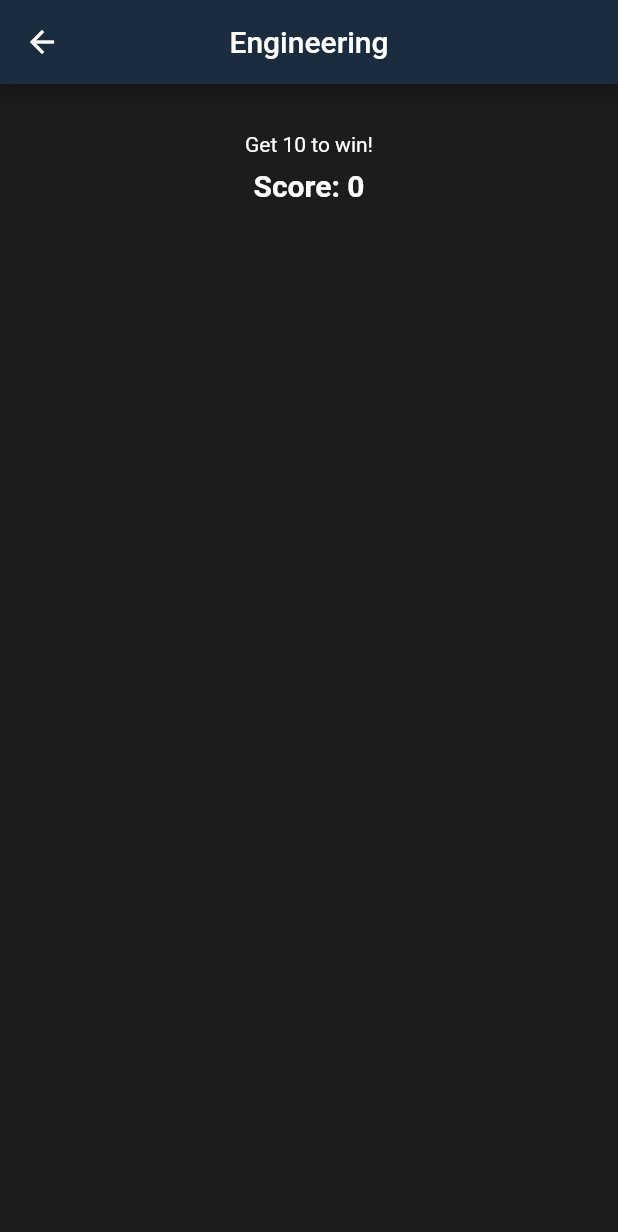
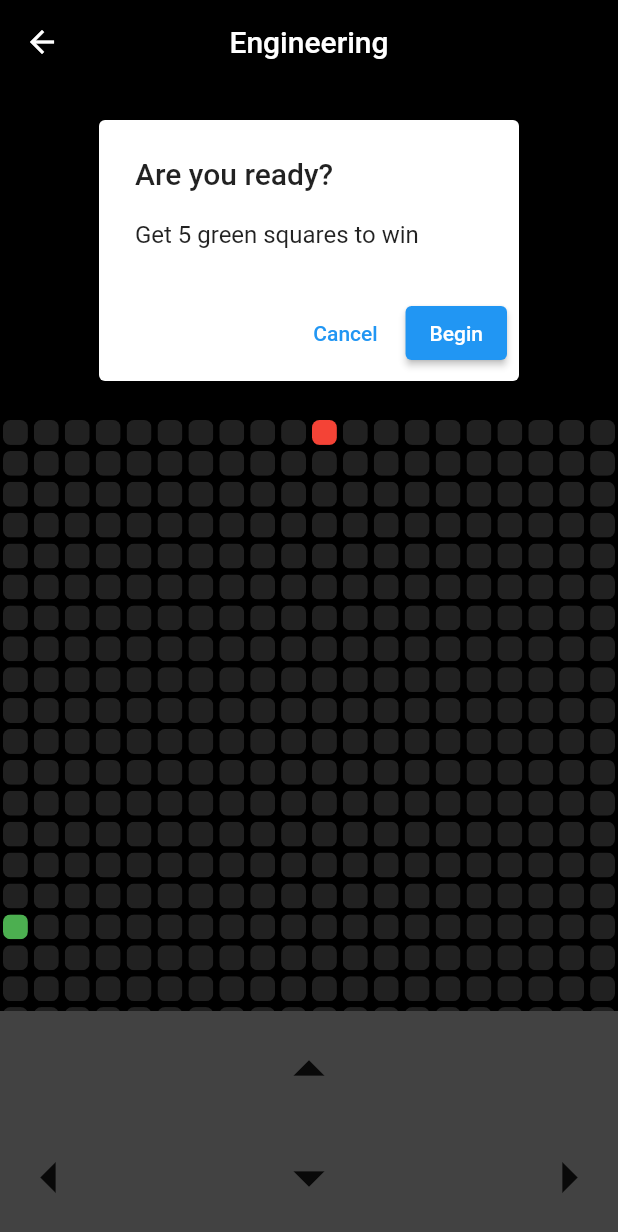
Before and after one commit to MorphewPrime/campus-battle, a Flutter app: the MyEngGame screen opened directly, on a phone screen of 412 x 824 dp. Shown: the top 1232 px of the screen. Run offline on Flutter 3.47's test engine with Material 2 defaults, Android fonts, the phone set to English and light mode, and no system bars; our stand-ins replace cloud_firestore, firebase_auth, firebase_core, font_awesome_flutter, geolocator, google_maps_flutter and 2 more; missing offline and left inert: flame, panorama, sprung; accounts and stored records are empty.

Commit message:
Made progress on engineering game
also fixed a bug with inventory and math screens

```diff
--- a/lib/main.dart
+++ b/lib/main.dart
@@ -114,11 +114,13 @@ class MyApp2 extends StatelessWidget {
         '/dragon': (context) => const DragonW(),
         '/virus': (context) => const VirusW(),
         '/football': (context) => const FootballW(),
+        '/inventory': (context) => const InventoryScreen(),
         '/enggame': (context) => const EngGame(),
         '/profile': (context) => const ProfileScreen(),
         '/friends': (context) => const FriendsScreen(),
         '/addFriend': (context) => const AddFriendScreen(),
         '/friendBattle': (context) => const FriendBattleScreen(),
+        '/mathgame': (context) => const MathGame(),
       },
     );
   }
--- a/lib/screens/game/engineering/engGame.dart
+++ b/lib/screens/game/engineering/engGame.dart
@@ -2,12 +2,14 @@
 // Creation Date: 4/9/23
 // Author: Logan Anderson
 // Brief: This file creates the engineering game
+// The grid idea and a couple other aspects
+// of this game were taken from a youtube video
+// about a space invaders game
+// -> Link: https://www.youtube.com/watch?v=8OSxUlwRDoM&list=PLlvRDpXh1Se6kipeBLiF1xByAEmxYie6J&index=11
 
+import 'package:flutter/material.dart';
 import 'dart:async';
 import 'dart:math';
-
-import 'package:flame/experimental.dart';
-import 'package:flutter/material.dart';
 
 class EngGame extends StatelessWidget {
   const EngGame({super.key});
@@ -28,13 +30,104 @@ class MyEngGame extends StatefulWidget {
 }
 
 class _MyEngGameState extends State<MyEngGame> {
-  int _score = 0; // Initialize score to zero
+  //dialogue stuff
+  bool _showDialog = true;
+  void _onBeginGamePressed() {
+    setState(() {
+      _showDialog = false;
+      startGame();
+    });
+    startGame();
+  }
 
-  //increases the user's score
-  void _incrementScore() {
+  //initializing variables
+  static int charPos = 530;
+  static int enemyPos = 10;
+  int numOfSquares = 540;
+
+  //may use these
+  static bool enemyGotHit = false;
+  static bool playerGotHit = false;
+
+  //deal with targets to capture
+  static var randomNum = Random();
+  int target = randomNum.nextInt(400) + 100;
+
+  static List<int> playerLoc = [
+    charPos,
+  ];
+
+  void generateNewTarget() {
+    target = randomNum.nextInt(400) + 100;
+  }
+
+  //everything that should happen upon start
+  void startGame() {
+    charPos = 530;
+    const duration = const Duration(milliseconds: 700);
+    Timer.periodic(duration, (timer) {
+      enemyMoves();
+    });
+  }
+
+  //movement of characters code
+  String direction = 'left';
+  void enemyMoves() {
     setState(() {
-      _score++;
+      if ((enemyPos - 1) % 20 == 0) {
+        direction = 'right';
+      } else if ((enemyPos + 2) % 20 == 0) {
+        direction = 'left';
+      }
+
+      if (direction == 'right') {
+        enemyPos += 1;
+      } else {
+        enemyPos -= 1;
+      }
     });
+  }
+
+  void moveLeft() {
+    setState(() {
+      charPos -= 1;
+    });
+  }
+
+  void moveRight() {
+    setState(() {
+      charPos += 1;
+    });
+  }
+
+  void moveUp() {
+    setState(() {
+      charPos -= 20;
+    });
+  }
+
+  void moveDown() {
+    setState(() {
+      charPos += 20;
+    });
+  }
+
+  Widget _buildDialog(BuildContext context) {
+    return AlertDialog(
+      title: const Text('Are you ready?'),
+      elevation: 1,
+      content: const Text('Get 5 green squares to win'),
+      actions: <Widget>[
+        TextButton(
+          onPressed: () => Navigator.pop(context),
+          child: const Text('Cancel'),
+        ),
+        ElevatedButton(
+          onPressed: _onBeginGamePressed,
+          child: const Text('Begin'),
+        ),
+      ],
+    );
   }
 
   @override
@@ -48,39 +141,117 @@ class _MyEngGameState extends State<MyEngGame> {
             Navigator.pop(context);
           },
         ),
-        backgroundColor: Color.fromARGB(255, 26, 44, 61),
+        backgroundColor: Color.fromARGB(255, 0, 0, 0),
       ),
-      backgroundColor: Color.fromARGB(255, 29, 28, 28),
-      body: Column(
-        children: [
-          Padding(
-            padding: const EdgeInsets.all(24.0),
+      backgroundColor: Colors.black,
+      body: SafeArea(
         child: Column(
-              children: [
-                Padding(
-                  padding: const EdgeInsets.all(8.0),
-                  child: Text(
-                    "Get 10 to win!",
-                    style: TextStyle(color: Colors.white),
-                  ),
-                ),
-                Container(
-                  child: Center(
-                    child: Text(
-                      'Score: $_score',
-                      style: TextStyle(
+          children: <Widget>[
+            if (_showDialog) _buildDialog(context),
+            Flexible(
+              child: GridView.builder(
+                physics: NeverScrollableScrollPhysics(),
+                itemCount: numOfSquares,
+                gridDelegate: const SliverGridDelegateWithFixedCrossAxisCount(
+                    crossAxisCount: 20),
+                itemBuilder: (BuildContext context, int index) {
+                  if (index == charPos) {
+                    //if the player square, color white
+                    return Center(
+                      child: Container(
+                        padding: EdgeInsets.all(2),
+                        child: ClipRRect(
+                          borderRadius: BorderRadius.circular(5),
+                          child: Container(
                             color: Colors.white,
-                        fontSize: 20.0,
-                        fontWeight: FontWeight.bold,
                           ),
                         ),
                       ),
+                    );
+                  }
+                  if (index == enemyPos) {
+                    return Container(
+                      padding: EdgeInsets.all(2),
+                      child: ClipRRect(
+                        borderRadius: BorderRadius.circular(5),
+                        child: Container(color: Colors.red),
+                      ),
+                    );
+                  } else if (index == target) {
+                    //if its the target square
+                    return Container(
+                      padding: EdgeInsets.all(2),
+                      child: ClipRRect(
+                          borderRadius: BorderRadius.circular(5),
+                          child: Container(color: Colors.green)),
+                    );
+                  } else {
+                    //if its just a square
+                    return Container(
+                      padding: EdgeInsets.all(2),
+                      child: ClipRRect(
+                          borderRadius: BorderRadius.circular(5),
+                          child: Container(color: Colors.grey[900])),
+                    );
+                  }
+                },
+              ),
+            ),
+            //controls
+            Container(
+              height: 150,
+              color: Colors.grey[800],
+              child: Column(
+                mainAxisAlignment: MainAxisAlignment.spaceEvenly,
+                children: <Widget>[
+                  Row(
+                    mainAxisAlignment: MainAxisAlignment.center,
+                    children: <Widget>[
+                      IconButton(
+                        onPressed: () {
+                          // Handle up arrow button press
+                          moveUp();
+                        },
+                        icon: Icon(Icons.arrow_drop_up),
+                        iconSize: 50,
+                      ),
+                    ],
+                  ),
+                  Row(
+                    mainAxisAlignment: MainAxisAlignment.spaceBetween,
+                    children: <Widget>[
+                      IconButton(
+                        onPressed: () {
+                          // Handle left arrow button press
+                          moveLeft();
+                        },
+                        icon: Icon(Icons.arrow_left),
+                        iconSize: 50,
+                      ),
+                      IconButton(
+                        onPressed: () {
+                          // Handle down arrow button press
+                          moveDown();
+                        },
+                        icon: Icon(Icons.arrow_drop_down),
+                        iconSize: 50,
+                      ),
+                      IconButton(
+                        onPressed: () {
+                          // Handle right arrow button press
+                          moveRight();
+                        },
+                        icon: Icon(Icons.arrow_right),
+                        iconSize: 50,
+                      ),
+                    ],
                   ),
                 ],
               ),
             ),
           ],
         ),
+      ),
     );
   }
 }
```
Lines whose indentation alone changed are shown as unchanged.
